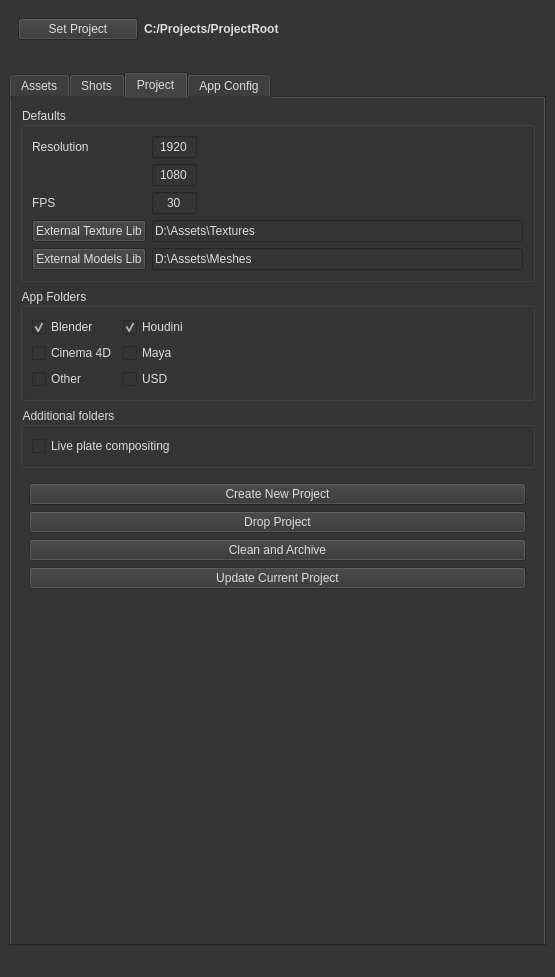
The window that scripts/ui/project_manager.ui (kurzemnieks/re_pipeline) describes before a commit, drawn with Qt 5.
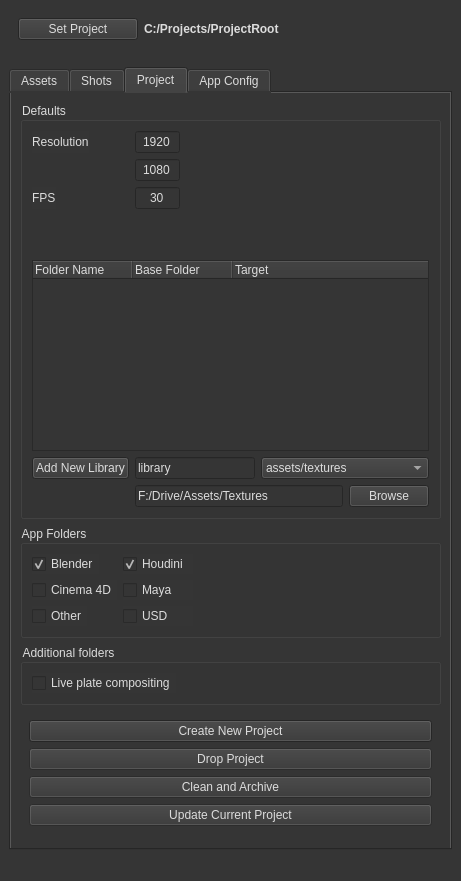
The same window after the commit.

Commit message: Finished adding universal external asset library support

What changed in the file:
```diff
--- a/scripts/ui/project_manager.ui
+++ b/scripts/ui/project_manager.ui
@@ -6,8 +6,8 @@
    <rect>
     <x>0</x>
     <y>0</y>
-    <width>555</width>
-    <height>977</height>
+    <width>461</width>
+    <height>881</height>
    </rect>
   </property>
   <property name="font">
@@ -304,34 +304,106 @@
              </property>
             </widget>
            </item>
-           <item row="7" column="0">
-            <widget class="QPushButton" name="buttonExtTextures">
-             <property name="text">
-              <string>External Texture Lib</string>
-             </property>
-            </widget>
-           </item>
            <item row="8" column="0">
             <widget class="QPushButton" name="buttonExtModels">
              <property name="text">
-              <string>External Models Lib</string>
-             </property>
-            </widget>
-           </item>
-           <item row="7" column="1">
-            <widget class="QLineEdit" name="editExternalTexPath">
-             <property name="text">
-              <string>D:\Assets\Textures</string>
+              <string>Add New Library</string>
              </property>
             </widget>
            </item>
            <item row="8" column="1">
-            <widget class="QLineEdit" name="editExternalModelsPath">
-             <property name="text">
-              <string>D:\Assets\Meshes</string>
+            <layout class="QHBoxLayout" name="horizontalLayout_2">
+             <item>
+              <widget class="QLineEdit" name="extLibFolderName">
+               <property name="sizePolicy">
+                <sizepolicy hsizetype="Preferred" vsizetype="Fixed">
+                 <horstretch>0</horstretch>
+                 <verstretch>0</verstretch>
+                </sizepolicy>
+               </property>
+               <property name="maximumSize">
+                <size>
+                 <width>120</width>
+                 <height>16777215</height>
+                </size>
+               </property>
+               <property name="text">
+                <string>library</string>
+               </property>
+              </widget>
+             </item>
+             <item>
+              <widget class="QComboBox" name="extLibBaseDropdown">
+               <item>
+                <property name="text">
+                 <string>assets/textures</string>
+                </property>
+               </item>
+               <item>
+                <property name="text">
+                 <string>assets/3d/fbx</string>
+                </property>
+               </item>
+              </widget>
+             </item>
+            </layout>
+           </item>
+           <item row="9" column="1">
+            <layout class="QHBoxLayout" name="hlayout_20">
+             <item>
+              <widget class="QLineEdit" name="extLibTargetPath">
+               <property name="text">
+                <string>F:/Drive/Assets/Textures</string>
+               </property>
+              </widget>
+             </item>
+             <item>
+              <widget class="QPushButton" name="browseExtLibTargetButton">
+               <property name="text">
+                <string>Browse</string>
+               </property>
+              </widget>
+             </item>
+            </layout>
+           </item>
+           <item row="7" column="0" colspan="2">
+            <widget class="QTreeWidget" name="extLibsList">
+             <property name="itemsExpandable">
+              <bool>false</bool>
              </property>
+             <property name="expandsOnDoubleClick">
+              <bool>false</bool>
+             </property>
+             <column>
+              <property name="text">
+               <string>Folder Name</string>
+              </property>
+             </column>
+             <column>
+              <property name="text">
+               <string>Base Folder</string>
+              </property>
+             </column>
+             <column>
+              <property name="text">
+               <string>Target</string>
+              </property>
+             </column>
             </widget>
            </item>
+           <item row="3" column="1">
+            <spacer name="verticalSpacer_4">
+             <property name="orientation">
+              <enum>Qt::Vertical</enum>
+             </property>
+             <property name="sizeHint" stdset="0">
+              <size>
+               <width>20</width>
+               <height>40</height>
+              </size>
+             </property>
+            </spacer>
+           </item>
           </layout>
          </widget>
         </item>
```
Left out of the diff: 2 changed lines with no effect on the pictures. The commit also changes 5 other files.
